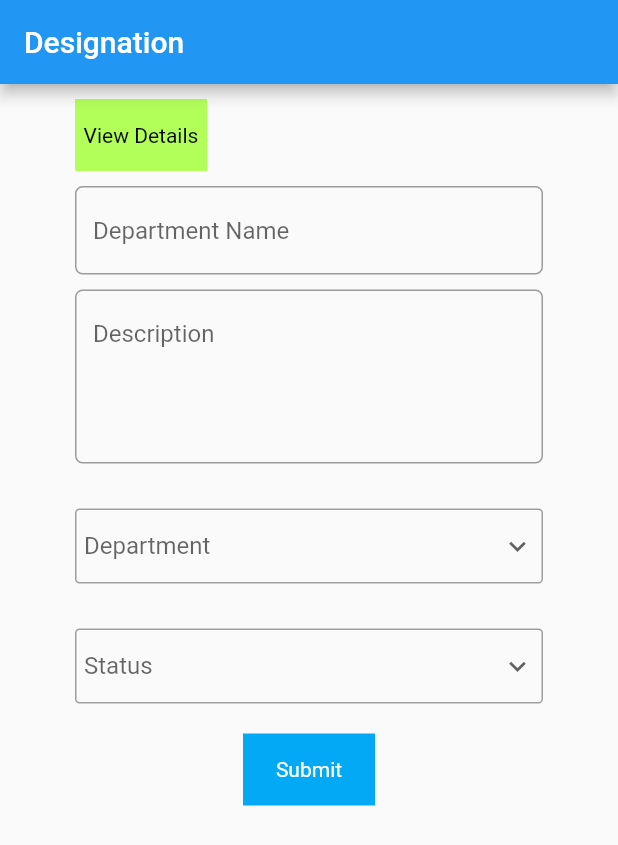
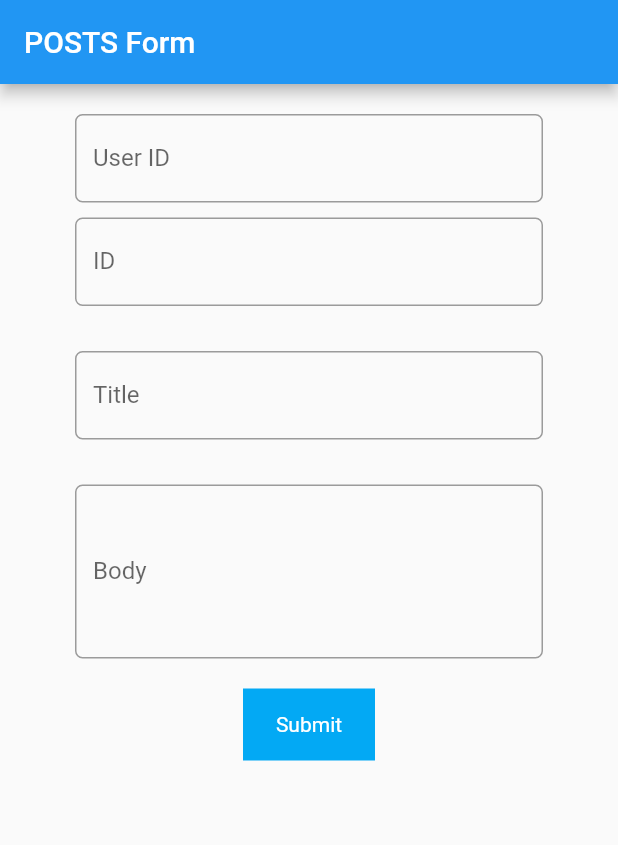
Before and after one commit to anvi-comp/skipper_internship, a Flutter app: the screen it shows after launch, on a phone screen of 412 x 824 dp. Shown: the top 845 px of the screen. Run offline on Flutter 3.47's test engine with Material 2 defaults, Android fonts, the light colour scheme and no system bars; accounts and stored records are empty.

Commit message:
Add files via upload

```diff
--- a/lib/main.dart
+++ b/lib/main.dart
@@ -1,5 +1,7 @@
+// @dart=2.9
 import 'package:flutter/cupertino.dart';
 import 'package:flutter/material.dart';
+import 'package:http/http.dart' as http;
 
 void main() {
   runApp(MyApp());
@@ -26,40 +28,34 @@ class MyHomePage extends StatefulWidget {
 }
 
 class _MyHomePageState extends State<MyHomePage> {
+var uid;
+var id;
+ String title;
+ String body;
+final uri = 'https://jsonplaceholder.typicode.com/posts';
+var map = new Map<String, dynamic>();
 
-
-  String dropdownValue = 'Dept1';
-  String dropdownValue2 = 'Active';
 
 
   @override
   Widget build(BuildContext context) {
     return Scaffold(
         appBar: AppBar(
-          title: Text('Designation'),
+          title: Text('POSTS Form'),
         ),
         body: SingleChildScrollView(
           scrollDirection: Axis.vertical,
           child: Container(
               padding: EdgeInsets.only(top: 10.0, bottom: 5.0, left: 50.0, right: 50.0),
               child: Column(children: [
-                Row(mainAxisAlignment: MainAxisAlignment.spaceBetween, children: [
-                  Container(
-                    color: Colors.lightGreenAccent,
-                    child: RawMaterialButton(
-                      child: Text('View Details', style: TextStyle(color: Colors.black)),
-                      onPressed: () {
-                        //Do Something
-                      },
-                    ),
-                  )
-                ]),
+
                 //Text('TextFormField'),
                 SizedBox(height: 10.0),
                 TextFormField(
                   keyboardType: TextInputType.text,
                   decoration: InputDecoration(
-                      hintText: 'Department Name',
+                    //icon: Icon(Icons.person),
+                      labelText: 'User ID',
                       border: OutlineInputBorder(
                           borderSide: BorderSide(color: Colors.grey, width: 32.0),
                           borderRadius: BorderRadius.circular(5.0)
@@ -70,6 +66,7 @@ class _MyHomePageState extends State<MyHomePage> {
                       )
                   ),
                   onChanged: (value) {
+                     uid= value;
                     //Do something with this value
                   },
                 ),
@@ -78,9 +75,63 @@ class _MyHomePageState extends State<MyHomePage> {
                 SizedBox(height: 10.0),
                 TextFormField(
                   keyboardType: TextInputType.text,
+                  decoration: InputDecoration(
+                    //icon: Icon(Icons.person),
+                      labelText: 'ID',
+                      border: OutlineInputBorder(
+                          borderSide: BorderSide(color: Colors.grey, width: 32.0),
+                          borderRadius: BorderRadius.circular(5.0)
+                      ),
+                      focusedBorder: OutlineInputBorder(
+                          borderSide: BorderSide(color: Colors.grey, width: 1.0),
+                          borderRadius: BorderRadius.circular(5.0)
+                      )
+                  ),
+                  onChanged: (value) {
+                     id =value;
+                    //Do something with this value
+                  },
+                ),
+
+                SizedBox(height: 10.0),
+
+                SizedBox(height: 10.0),
+                //Text('DropDown Button'),
+                SizedBox(height: 10.0),
+                TextFormField(
+                  keyboardType: TextInputType.text,
+                  decoration: InputDecoration(
+                    //icon: Icon(Icons.person),
+                      labelText: 'Title',
+                      border: OutlineInputBorder(
+                          borderSide: BorderSide(color: Colors.grey, width: 32.0),
+                          borderRadius: BorderRadius.circular(5.0)
+                      ),
+                      focusedBorder: OutlineInputBorder(
+                          borderSide: BorderSide(color: Colors.grey, width: 1.0),
+                          borderRadius: BorderRadius.circular(5.0)
+                      )
+                  ),
+                  onChanged: (value) {
+
+                     title =value;
+                    //Do something with this value
+                  },
+                ),
+
+
+                SizedBox(height: 10.0),
+
+                SizedBox(height: 10.0),
+                //Text('DropDown Button'),
+                SizedBox(height: 10.0),
+
+                TextFormField(
+                  keyboardType: TextInputType.text,
                   maxLines: 4,
                   decoration: InputDecoration(
-                      hintText: 'Description',
+                    // icon: Icon(Icons.person),
+                      labelText: 'Body',
                       border: OutlineInputBorder(
                           borderSide: BorderSide(color: Colors.grey, width: 32.0),
                           borderRadius: BorderRadius.circular(5.0)
@@ -92,75 +143,12 @@ class _MyHomePageState extends State<MyHomePage> {
 
                   ),
                   onChanged: (value) {
+
+                     body =value;
                     //Do something with this value
                   },
                 ),
-                SizedBox(height: 10.0),
 
-                SizedBox(height: 10.0),
-                //Text('DropDown Button'),
-                SizedBox(height: 10.0),
-
-
-                  Container(
-                  padding: EdgeInsets.only(left: 5.0, right: 5.0),
-                  decoration: BoxDecoration(
-                      border: Border.all(color: Colors.grey),
-                      borderRadius: BorderRadius.circular(3.0)
-                  ),
-                  child: DropdownButton<String>(
-                    //value: dropdownValue,
-                    isExpanded: true,
-                    hint: Text("Department"),
-                    icon: Icon(Icons.keyboard_arrow_down, size: 22),
-                    underline: SizedBox(),
-                    items: <String>['Dept1', 'Dept2', 'Dept3', 'Dept4'].map((String value) {
-                      return new DropdownMenuItem<String>(
-                        value: value,
-                        child: new Text(value),
-                      );
-                    }).toList(),
-                    onChanged: (value) {
-                      //Do something with this value
-                      setState(() {
-                        dropdownValue = value!;
-                      });
-                    },
-                  ),
-                ),
-                SizedBox(height: 10.0),
-
-                SizedBox(height: 10.0),
-                //Text('DropDown Button'),
-                SizedBox(height: 10.0),
-
-
-                Container(
-                  padding: EdgeInsets.only(left: 5.0, right: 5.0),
-                  decoration: BoxDecoration(
-                      border: Border.all(color: Colors.grey),
-                      borderRadius: BorderRadius.circular(3.0)
-                  ),
-                  child: DropdownButton<String>(
-                    //value: dropdownValue2,
-                    hint: Text("Status"),
-                    isExpanded: true,
-                    icon: Icon(Icons.keyboard_arrow_down, size: 22),
-                    underline: SizedBox(),
-                    items: <String>['Active','Not-Active'].map((String value) {
-                      return new DropdownMenuItem<String>(
-                        value: value,
-                        child: new Text(value),
-                      );
-                    }).toList(),
-                    onChanged: (value) {
-                      //Do something with this value
-                      setState(() {
-                        dropdownValue = value!;
-                      });
-                    },
-                  ),
-                ),
 
 
 
@@ -174,8 +162,21 @@ class _MyHomePageState extends State<MyHomePage> {
                   color: Colors.lightBlue,
                   child: RawMaterialButton(
                     child: Text('Submit', style: TextStyle(color: Colors.white)),
-                      onPressed: () {
+                    onPressed: () async {
+
+                      map['userId'] = uid;
+                      map['id'] = id;
+                      map['title'] = title;
+                      map['body'] = body;
+
+                      http.Response response = await http.post(
+                        uri,
+                        body: map,
+                      );
+
                       //Do Something
+
+
                     },
                   ),
                 )
--- a/pubspec.yaml
+++ b/pubspec.yaml
@@ -1,4 +1,4 @@
-name: forms
+name: posts
 description: A new Flutter project.
 
 # The following line prevents the package from being accidentally published to
@@ -29,6 +29,7 @@ environment:
 dependencies:
   flutter:
     sdk: flutter
+  http: ^0.12.0+1
 
 
   # The following adds the Cupertino Icons font to your application.
```
Also changed, not shown: pubspec.lock, 20 other files. Lines whose indentation alone changed are shown as unchanged.
